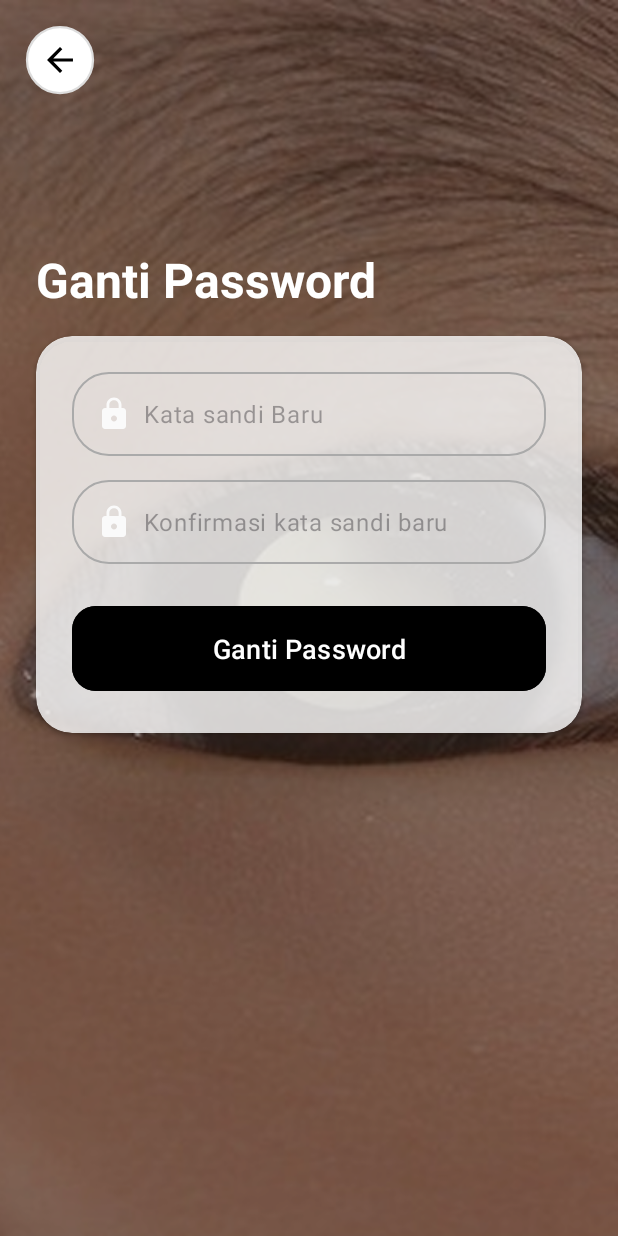
After one commit to AMMAR839/RB_AID, an Android app: the GantiPassActivity screen opened directly, with no data from a screen before it, on a phone screen of 412 x 824 dp. The commit adds this screen. Run offline under Robolectric (Android 15) with nearby library versions, the phone set to English and light mode, and no system bars.

Commit message:
Tambah ganti nama dan ganti pass

```diff
--- a/app/build.gradle.kts
+++ b/app/build.gradle.kts
@@ -49,6 +49,8 @@ dependencies {
     implementation(libs.androidx.activity)
     implementation(libs.androidx.constraintlayout)
     implementation(libs.firebase.auth)
+    implementation(libs.androidx.navigation.fragment.ktx)
+    implementation(libs.androidx.navigation.ui.ktx)
     testImplementation(libs.junit)
     androidTestImplementation(libs.androidx.junit)
     androidTestImplementation(libs.androidx.espresso.core)
--- /dev/null
+++ b/app/src/main/java/com/example/app_rb_aid/GantiPassActivity.kt
@@ -0,0 +1,20 @@
+package com.example.app_rb_aid
+
+import android.os.Bundle
+import androidx.activity.enableEdgeToEdge
+import androidx.appcompat.app.AppCompatActivity
+import androidx.core.view.ViewCompat
+import androidx.core.view.WindowInsetsCompat
+
+class GantiPassActivity : AppCompatActivity() {
+    override fun onCreate(savedInstanceState: Bundle?) {
+        super.onCreate(savedInstanceState)
+        enableEdgeToEdge()
+        setContentView(R.layout.activity_ganti_pass)
+        ViewCompat.setOnApplyWindowInsetsListener(findViewById(R.id.main)) { v, insets ->
+            val systemBars = insets.getInsets(WindowInsetsCompat.Type.systemBars())
+            v.setPadding(systemBars.left, systemBars.top, systemBars.right, systemBars.bottom)
+            insets
+        }
+    }
+}
--- /dev/null
+++ b/app/src/main/res/drawable/back_button.xml
@@ -0,0 +1,28 @@
+<?xml version="1.0" encoding="utf-8"?>
+<vector xmlns:android="http://schemas.android.com/apk/res/android"
+    android:width="48dp"
+    android:height="48dp"
+    android:viewportWidth="48"
+    android:viewportHeight="48"
+    android:autoMirrored="true">
+
+    <path
+        android:fillColor="#FFFFFF"
+        android:strokeColor="#DDDDDD"
+        android:strokeWidth="1.5"
+        android:pathData="M24,2
+                          A22,22 0 1,1 24,46
+                          A22,22 0 1,1 24,2 Z" />
+
+    <group
+        android:translateX="12"
+        android:translateY="12"
+        android:pivotX="12"
+        android:pivotY="12"
+        android:scaleX="1.08"
+        android:scaleY="1.08">
+        <path
+            android:fillColor="#000000"
+            android:pathData="M20,11H7.83l5.59,-5.59L12,4l-8,8 8,8 1.41,-1.41L7.83,13H20v-2z"/>
+    </group>
+</vector>
--- /dev/null
+++ b/app/src/main/res/layout/activity_ganti_pass.xml
@@ -0,0 +1,114 @@
+<?xml version="1.0" encoding="utf-8"?>
+<androidx.constraintlayout.widget.ConstraintLayout xmlns:android="http://schemas.android.com/apk/res/android"
+    xmlns:app="http://schemas.android.com/apk/res-auto"
+    xmlns:tools="http://schemas.android.com/tools"
+    android:id="@+id/main"
+    android:layout_width="match_parent"
+    android:layout_height="match_parent"
+    android:background="@drawable/background"
+    tools:context=".GantiPassActivity">
+
+    <View
+        android:id="@+id/overlay"
+        android:layout_width="match_parent"
+        android:layout_height="match_parent"
+        android:background="#66000000" />
+
+    <androidx.cardview.widget.CardView
+        android:id="@+id/cardView"
+        android:layout_width="0dp"
+        android:layout_height="wrap_content"
+        android:layout_marginStart="24dp"
+        android:layout_marginEnd="24dp"
+        app:cardCornerRadius="24dp"
+        app:cardBackgroundColor="#CCFFFFFF"
+        app:layout_constraintBottom_toBottomOf="parent"
+        app:layout_constraintEnd_toEndOf="parent"
+        app:layout_constraintStart_toStartOf="parent"
+        app:layout_constraintTop_toTopOf="parent"
+        app:layout_constraintVertical_bias="0.4">
+
+        <LinearLayout
+            android:layout_width="match_parent"
+            android:layout_height="wrap_content"
+            android:orientation="vertical"
+            android:padding="24dp">
+
+            <com.google.android.material.textfield.TextInputLayout
+                android:layout_width="match_parent"
+                android:layout_height="wrap_content"
+                app:boxBackgroundMode="none"
+                app:hintEnabled="false">
+
+                <com.google.android.material.textfield.TextInputEditText
+                    android:id="@+id/edt_Password_Baru"
+                    android:layout_width="match_parent"
+                    android:layout_height="wrap_content"
+                    android:background="@drawable/rounded"
+                    android:drawableStart="@drawable/lock"
+                    android:drawablePadding="8dp"
+                    android:hint="Kata sandi Baru"
+                    android:padding="16dp"
+                    android:inputType="textPassword" />
+            </com.google.android.material.textfield.TextInputLayout>
+
+
+            <com.google.android.material.textfield.TextInputLayout
+                android:layout_width="match_parent"
+                android:layout_height="wrap_content"
+                android:layout_marginTop="16dp"
+                app:boxBackgroundMode="none"
+                app:hintEnabled="false">
+
+                <com.google.android.material.textfield.TextInputEditText
+                    android:id="@+id/edt_Konfirmasi_Password"
+                    android:layout_width="match_parent"
+                    android:layout_height="wrap_content"
+                    android:drawablePadding="8dp"
+                    android:background="@drawable/rounded"
+                    android:drawableStart="@drawable/lock"
+                    android:hint="Konfirmasi kata sandi baru"
+                    android:padding="16dp"
+                    android:inputType="textPassword" />
+            </com.google.android.material.textfield.TextInputLayout>
+
+            <Button
+                android:id="@+id/btn_ganti_password"
+                android:layout_width="match_parent"
+                android:layout_height="wrap_content"
+                android:layout_marginTop="24dp"
+                android:backgroundTint="@android:color/black"
+                android:padding="16dp"
+                android:text="Ganti Password"
+                android:textColor="@android:color/white"
+                android:textSize="18sp"
+                app:cornerRadius="16dp" />
+        </LinearLayout>
+    </androidx.cardview.widget.CardView>
+
+    <TextView
+        android:id="@+id/txt_ganti_password"
+        android:layout_width="wrap_content"
+        android:layout_height="wrap_content"
+        android:layout_marginBottom="16dp"
+        android:text="Ganti Password"
+        android:textColor="@android:color/white"
+        android:textSize="32sp"
+        android:textStyle="bold"
+        app:layout_constraintBottom_toTopOf="@+id/cardView"
+        app:layout_constraintStart_toStartOf="@+id/cardView" />
+
+    <ImageButton
+        android:id="@+id/btn_back"
+        android:layout_width="wrap_content"
+        android:layout_height="wrap_content"
+        android:layout_marginStart="16dp"
+        android:layout_marginTop="16dp"
+        android:background="@drawable/back_button"
+        android:contentDescription="Back"
+        android:padding="8dp"
+        app:layout_constraintStart_toStartOf="parent"
+        app:layout_constraintTop_toTopOf="parent"
+        app:tint="@android:color/white" />
+
+</androidx.constraintlayout.widget.ConstraintLayout>
--- /dev/null
+++ b/app/src/main/res/values-land/dimens.xml
@@ -0,0 +1,3 @@
+<resources>
+    <dimen name="fab_margin">48dp</dimen>
+</resources>
--- /dev/null
+++ b/app/src/main/res/values-v23/themes.xml
@@ -0,0 +1,9 @@
+<resources xmlns:tools="http://schemas.android.com/tools">
+
+    <style name="Theme.APP_rb_aid" parent="Base.Theme.APP_rb_aid">
+        <!-- Transparent system bars for edge-to-edge. -->
+        <item name="android:navigationBarColor">@android:color/transparent</item>
+        <item name="android:statusBarColor">@android:color/transparent</item>
+        <item name="android:windowLightStatusBar">?attr/isLightTheme</item>
+    </style>
+</resources>
--- /dev/null
+++ b/app/src/main/res/values-w1240dp/dimens.xml
@@ -0,0 +1,3 @@
+<resources>
+    <dimen name="fab_margin">200dp</dimen>
+</resources>
--- /dev/null
+++ b/app/src/main/res/values-w600dp/dimens.xml
@@ -0,0 +1,3 @@
+<resources>
+    <dimen name="fab_margin">48dp</dimen>
+</resources>
--- /dev/null
+++ b/app/src/main/res/values/dimens.xml
@@ -0,0 +1,3 @@
+<resources>
+    <dimen name="fab_margin">16dp</dimen>
+</resources>
--- a/gradle/libs.versions.toml
+++ b/gradle/libs.versions.toml
@@ -10,6 +10,8 @@ material = "1.12.0"
 activity = "1.10.1"
 constraintlayout = "2.2.1"
 firebaseAuth = "24.0.1"
+navigationFragmentKtx = "2.6.0"
+navigationUiKtx = "2.6.0"
 
 [libraries]
 androidx-core-ktx = { group = "androidx.core", name = "core-ktx", version.ref = "coreKtx" }
@@ -21,6 +23,8 @@ material = { group = "com.google.android.material", name = "material", version.r
 androidx-activity = { group = "androidx.activity", name = "activity", version.ref = "activity" }
 androidx-constraintlayout = { group = "androidx.constraintlayout", name = "constraintlayout", version.ref = "constraintlayout" }
 firebase-auth = { group = "com.google.firebase", name = "firebase-auth", version.ref = "firebaseAuth" }
+androidx-navigation-fragment-ktx = { group = "androidx.navigation", name = "navigation-fragment-ktx", version.ref = "navigationFragmentKtx" }
+androidx-navigation-ui-ktx = { group = "androidx.navigation", name = "navigation-ui-ktx", version.ref = "navigationUiKtx" }
 
 [plugins]
 android-application = { id = "com.android.application", version.ref = "agp" }
```
Also changed, not shown: app/src/main/AndroidManifest.xml (+8 -1 lines), app/src/main/java/com/example/app_rb_aid/GantiNamaActivity.kt (added, +21 -0 lines), app/src/main/res/layout/activity_ganti_nama.xml (added, +97 -0 lines), app/src/main/res/values/strings.xml (+42 -0 lines).
